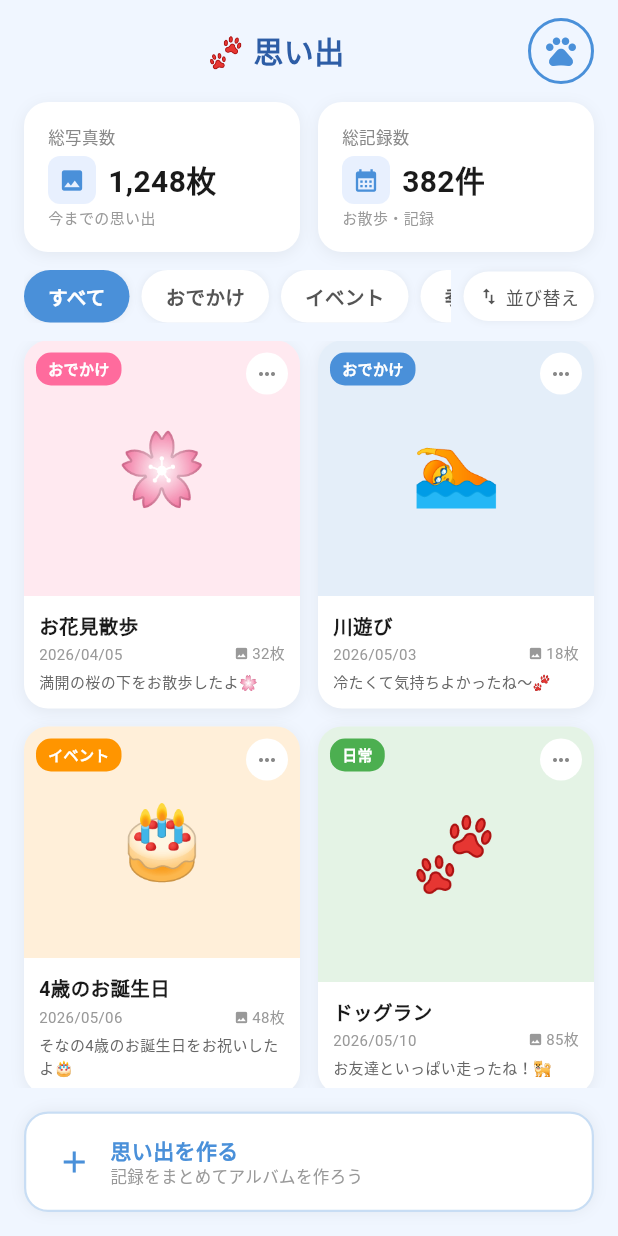
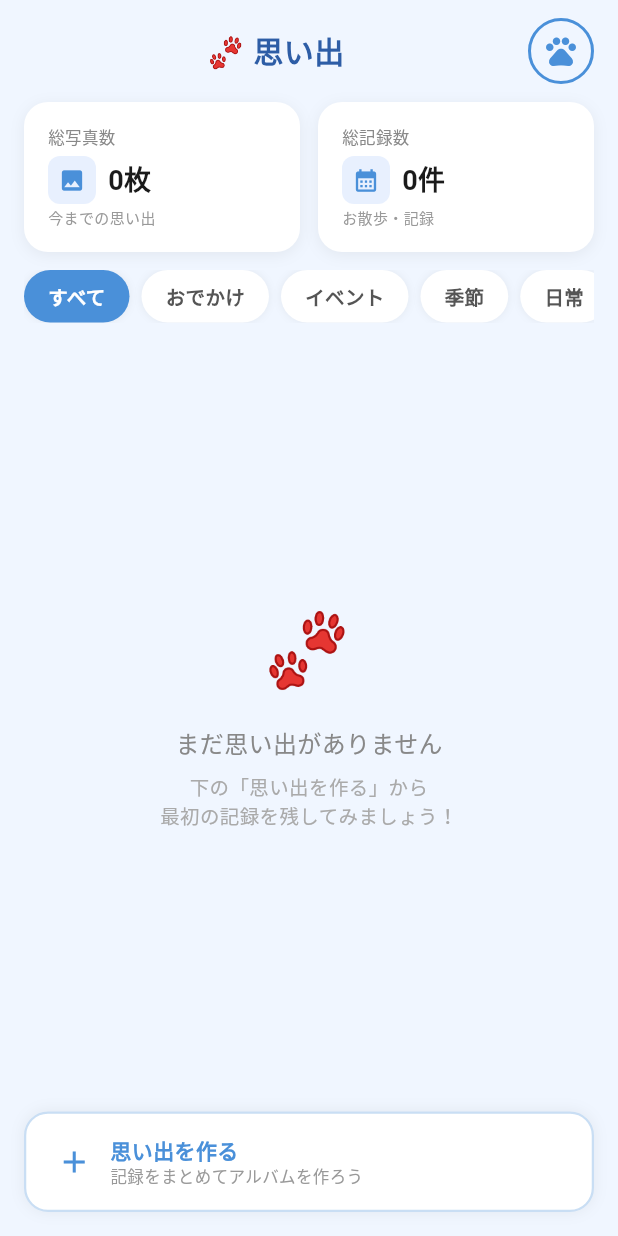
Before and after one commit to 7495630-tech/wannsona, a Flutter app: the MemoriesScreen screen opened directly, on a phone screen of 412 x 824 dp. Run offline on Flutter 3.47's test engine with Material 3 defaults, Android fonts, the phone set to English and light mode, and no system bars; our stand-ins replace flutter_map, geolocator, latlong2, shared_preferences; accounts and stored records are empty; project files that could hold a hidden picture were left out.

Commit message:
Add Memory CRUD Phase1 v75

```diff
--- a/wannsona_app/lib/main.dart
+++ b/wannsona_app/lib/main.dart
@@ -1,6 +1,8 @@
 import 'package:flutter/material.dart';
 import 'my_page_screen.dart';
 import 'memories_screen.dart';
+import 'memory_detail_screen.dart';
+import 'memory_create_screen.dart';
 import 'package:http/http.dart' as http;
 import 'walk_screen.dart';
 import 'package:flutter_localizations/flutter_localizations.dart';
--- a/wannsona_app/lib/memories_screen.dart
+++ b/wannsona_app/lib/memories_screen.dart
@@ -1,29 +1,113 @@
 import 'package:flutter/material.dart';
+import 'dart:convert';
+import 'package:shared_preferences/shared_preferences.dart';
+import 'memory_detail_screen.dart';
+import 'memory_create_screen.dart';
+
+class Memory {
+  final String id;
+  final String dogId;
+  final String title;
+  final String memo;
+  final String category;
+  final String memoryDate;
+  final String createdAt;
+  final String weatherIcon;
+  final String weatherName;
+  final double temperature;
+  final int walkMinutes;
+  final List<String> photos;
+
+  Memory({
+    required this.id,
+    required this.dogId,
+    required this.title,
+    required this.memo,
+    required this.category,
+    required this.memoryDate,
+    required this.createdAt,
+    this.weatherIcon = '',
+    this.weatherName = '',
+    this.temperature = 0,
+    this.walkMinutes = 0,
+    this.photos = const [],
+  });
+
+  Map<String, dynamic> toJson() => {
+    'id': id, 'dogId': dogId, 'title': title, 'memo': memo,
+    'category': category, 'memoryDate': memoryDate, 'createdAt': createdAt,
+    'weatherIcon': weatherIcon, 'weatherName': weatherName,
+    'temperature': temperature, 'walkMinutes': walkMinutes, 'photos': photos,
+  };
+
+  factory Memory.fromJson(Map<String, dynamic> j) => Memory(
+    id: j['id'] ?? '', dogId: j['dogId'] ?? '', title: j['title'] ?? '',
+    memo: j['memo'] ?? '', category: j['category'] ?? 'その他',
+    memoryDate: j['memoryDate'] ?? '', createdAt: j['createdAt'] ?? '',
+    weatherIcon: j['weatherIcon'] ?? '', weatherName: j['weatherName'] ?? '',
+    temperature: (j['temperature'] ?? 0).toDouble(),
+    walkMinutes: j['walkMinutes'] ?? 0,
+    photos: List<String>.from(j['photos'] ?? []),
+  );
+}
 
 class MemoriesScreen extends StatefulWidget {
   const MemoriesScreen({super.key});
-
   @override
   State<MemoriesScreen> createState() => _MemoriesScreenState();
 }
 
 class _MemoriesScreenState extends State<MemoriesScreen> {
   String _selectedCategory = 'すべて';
+  List<Memory> _memories = [];
+  final List<String> _categories = ['すべて', 'おでかけ', 'イベント', '季節', '日常', 'その他'];
 
-  final List<String> _categories = ['すべて', 'おでかけ', 'イベント', '季節', '日常'];
+  @override
+  void initState() {
+    super.initState();
+    _loadMemories();
+  }
 
-  final List<Map<String, dynamic>> _memories = [
-    {'title': 'お花見散歩', 'emoji': '🌸', 'date': '2026/04/05', 'photos': 32, 'memo': '満開の桜の下をお散歩したよ🌸', 'category': 'おでかけ', 'color': const Color(0xFFFF6B9D)},
-    {'title': '川遊び', 'emoji': '🏊', 'date': '2026/05/03', 'photos': 18, 'memo': '冷たくて気持ちよかったね〜🐾', 'category': 'おでかけ', 'color': const Color(0xFF4A90D9)},
-    {'title': '4歳のお誕生日', 'emoji': '🎂', 'date': '2026/05/06', 'photos': 48, 'memo': 'そなの4歳のお誕生日をお祝いしたよ🎂', 'category': 'イベント', 'color': const Color(0xFFFF9500)},
-    {'title': 'ドッグラン', 'emoji': '🐾', 'date': '2026/05/10', 'photos': 85, 'memo': 'お友達といっぱい走ったね！🐕', 'category': '日常', 'color': const Color(0xFF4CAF50)},
-    {'title': 'クリスマス', 'emoji': '🎄', 'date': '2025/12/24', 'photos': 26, 'memo': 'サンタさんが来てくれたよ🎅', 'category': 'イベント', 'color': const Color(0xFF9C27B0)},
-    {'title': '海辺の夕日散歩', 'emoji': '🌅', 'date': '2025/11/15', 'photos': 21, 'memo': '夕日がきれいだったね〜🌅', 'category': 'おでかけ', 'color': const Color(0xFFFF6B9D)},
-  ];
+  Future<void> _loadMemories() async {
+    final prefs = await SharedPreferences.getInstance();
+    final data = prefs.getString('memories') ?? '[]';
+    final list = jsonDecode(data) as List;
+    setState(() {
+      _memories = list.map((e) => Memory.fromJson(e)).toList()
+        ..sort((a, b) => b.memoryDate.compareTo(a.memoryDate));
+    });
+  }
 
-  List<Map<String, dynamic>> get _filtered => _selectedCategory == 'すべて'
+  Future<void> _deleteMemory(String id) async {
+    final prefs = await SharedPreferences.getInstance();
+    _memories.removeWhere((m) => m.id == id);
+    await prefs.setString('memories', jsonEncode(_memories.map((m) => m.toJson()).toList()));
+    setState(() {});
+  }
+
+  List<Memory> get _filtered => _selectedCategory == 'すべて'
       ? _memories
-      : _memories.where((m) => m['category'] == _selectedCategory).toList();
+      : _memories.where((m) => m.category == _selectedCategory).toList();
+
+  Color _categoryColor(String cat) {
+    switch (cat) {
+      case 'おでかけ': return const Color(0xFF4A90D9);
+      case 'イベント': return const Color(0xFFFF9500);
+      case '季節': return const Color(0xFF9C27B0);
+      case '日常': return const Color(0xFF4CAF50);
+      default: return const Color(0xFF888888);
+    }
+  }
+
+  String _categoryEmoji(String cat) {
+    switch (cat) {
+      case 'おでかけ': return '🚗';
+      case 'イベント': return '🎉';
+      case '季節': return '🌸';
+      case '日常': return '🐾';
+      default: return '📝';
+    }
+  }
 
   @override
   Widget build(BuildContext context) {
@@ -35,7 +119,7 @@ class _MemoriesScreenState extends State<MemoriesScreen> {
             _buildHeader(),
             _buildStats(),
             _buildCategories(),
-            Expanded(child: _buildGrid()),
+            Expanded(child: _filtered.isEmpty ? _buildEmpty() : _buildGrid()),
             _buildCreateButton(),
           ],
         ),
@@ -66,9 +150,9 @@ class _MemoriesScreenState extends State<MemoriesScreen> {
       padding: const EdgeInsets.symmetric(horizontal: 16),
       child: Row(
         children: [
-          Expanded(child: _buildStatCard(Icons.photo, '総写真数', '1,248枚', '今までの思い出')),
+          Expanded(child: _buildStatCard(Icons.photo, '総写真数', '${_memories.fold(0, (s, m) => s + m.photos.length)}枚', '今までの思い出')),
           const SizedBox(width: 12),
-          Expanded(child: _buildStatCard(Icons.calendar_month, '総記録数', '382件', 'お散歩・記録')),
+          Expanded(child: _buildStatCard(Icons.calendar_month, '総記録数', '${_memories.length}件', 'お散歩・記録')),
         ],
       ),
     );
@@ -80,7 +164,7 @@ class _MemoriesScreenState extends State<MemoriesScreen> {
       decoration: BoxDecoration(
         color: Colors.white,
         borderRadius: BorderRadius.circular(16),
-        boxShadow: [BoxShadow(color: Colors.black.withOpacity(0.06), blurRadius: 8, offset: const Offset(0, 2))],
+        boxShadow: [BoxShadow(color: Colors.black.withValues(alpha: 0.06), blurRadius: 8, offset: const Offset(0, 2))],
       ),
       child: Column(
         crossAxisAlignment: CrossAxisAlignment.start,
@@ -95,7 +179,7 @@ class _MemoriesScreenState extends State<MemoriesScreen> {
                 child: Icon(icon, color: const Color(0xFF4A90D9), size: 18),
               ),
               const SizedBox(width: 8),
-              Text(value, style: const TextStyle(fontSize: 20, fontWeight: FontWeight.bold, color: Color(0xFF1A1A1A))),
+              Text(value, style: const TextStyle(fontSize: 18, fontWeight: FontWeight.bold, color: Color(0xFF1A1A1A))),
             ],
           ),
           const SizedBox(height: 2),
@@ -108,9 +192,6 @@ class _MemoriesScreenState extends State<MemoriesScreen> {
   Widget _buildCategories() {
     return Padding(
       padding: const EdgeInsets.symmetric(horizontal: 16, vertical: 12),
-      child: Row(
-        children: [
-          Expanded(
       child: SingleChildScrollView(
         scrollDirection: Axis.horizontal,
         child: Row(
@@ -124,7 +205,7 @@ class _MemoriesScreenState extends State<MemoriesScreen> {
                 decoration: BoxDecoration(
                   color: selected ? const Color(0xFF4A90D9) : Colors.white,
                   borderRadius: BorderRadius.circular(20),
-                        boxShadow: [BoxShadow(color: Colors.black.withOpacity(0.06), blurRadius: 4)],
+                  boxShadow: [BoxShadow(color: Colors.black.withValues(alpha: 0.06), blurRadius: 4)],
                 ),
                 child: Text(cat, style: TextStyle(fontSize: 13, fontWeight: FontWeight.w600, color: selected ? Colors.white : const Color(0xFF555555))),
               ),
@@ -132,13 +213,21 @@ class _MemoriesScreenState extends State<MemoriesScreen> {
           }).toList(),
         ),
       ),
-          ),
-          const SizedBox(width: 8),
-          Container(
-            padding: const EdgeInsets.symmetric(horizontal: 10, vertical: 8),
-            decoration: BoxDecoration(color: Colors.white, borderRadius: BorderRadius.circular(20), boxShadow: [BoxShadow(color: Colors.black.withOpacity(0.06), blurRadius: 4)]),
-            child: const Row(children: [Icon(Icons.swap_vert, size: 14, color: Color(0xFF555555)), SizedBox(width: 4), Text('並び替え', style: TextStyle(fontSize: 12, color: Color(0xFF555555)))]),
-          ),
+    );
+  }
+
+  Widget _buildEmpty() {
+    return const Center(
+      child: Column(
+        mainAxisAlignment: MainAxisAlignment.center,
+        children: [
+          Text('🐾', style: TextStyle(fontSize: 48)),
+          SizedBox(height: 16),
+          Text('まだ思い出がありません', style: TextStyle(fontSize: 16, color: Color(0xFF888888))),
+          SizedBox(height: 8),
+          Text('下の「思い出を作る」から\n最初の記録を残してみましょう！',
+            textAlign: TextAlign.center,
+            style: TextStyle(fontSize: 13, color: Color(0xFFAAAAAA))),
         ],
       ),
     );
@@ -149,19 +238,28 @@ class _MemoriesScreenState extends State<MemoriesScreen> {
     return GridView.builder(
       padding: const EdgeInsets.symmetric(horizontal: 16),
       gridDelegate: const SliverGridDelegateWithFixedCrossAxisCount(
-        crossAxisCount: 2, crossAxisSpacing: 12, mainAxisSpacing: 12, childAspectRatio: 0.75,
+        crossAxisCount: 2, crossAxisSpacing: 12, mainAxisSpacing: 12, childAspectRatio: 0.78,
       ),
       itemCount: items.length,
       itemBuilder: (context, i) => _buildCard(items[i]),
     );
   }
 
-  Widget _buildCard(Map<String, dynamic> memory) {
-    return Container(
+  Widget _buildCard(Memory memory) {
+    final color = _categoryColor(memory.category);
+    final emoji = _categoryEmoji(memory.category);
+    return GestureDetector(
+      onTap: () async {
+        await Navigator.push(context, MaterialPageRoute(
+          builder: (_) => MemoryDetailScreen(memory: memory, onDelete: _deleteMemory, onUpdate: _loadMemories),
+        ));
+        _loadMemories();
+      },
+      child: Container(
         decoration: BoxDecoration(
           color: Colors.white,
           borderRadius: BorderRadius.circular(16),
-        boxShadow: [BoxShadow(color: Colors.black.withOpacity(0.06), blurRadius: 8, offset: const Offset(0, 2))],
+          boxShadow: [BoxShadow(color: Colors.black.withValues(alpha: 0.06), blurRadius: 8, offset: const Offset(0, 2))],
         ),
         child: Column(
           crossAxisAlignment: CrossAxisAlignment.start,
@@ -172,25 +270,28 @@ class _MemoriesScreenState extends State<MemoriesScreen> {
                   Container(
                     width: double.infinity,
                     decoration: BoxDecoration(
-                    color: (memory['color'] as Color).withOpacity(0.15),
+                      color: color.withValues(alpha: 0.15),
                       borderRadius: const BorderRadius.vertical(top: Radius.circular(16)),
                     ),
-                  child: Center(child: Text(memory['emoji'], style: const TextStyle(fontSize: 48))),
+                    child: Center(child: Text(emoji, style: const TextStyle(fontSize: 48))),
                   ),
                   Positioned(
                     top: 8, left: 8,
                     child: Container(
                       padding: const EdgeInsets.symmetric(horizontal: 8, vertical: 4),
-                    decoration: BoxDecoration(color: memory['color'], borderRadius: BorderRadius.circular(10)),
-                    child: Text(memory['category'], style: const TextStyle(fontSize: 10, color: Colors.white, fontWeight: FontWeight.bold)),
+                      decoration: BoxDecoration(color: color, borderRadius: BorderRadius.circular(10)),
+                      child: Text(memory.category, style: const TextStyle(fontSize: 10, color: Colors.white, fontWeight: FontWeight.bold)),
                     ),
                   ),
                   Positioned(
                     top: 8, right: 8,
+                    child: GestureDetector(
+                      onTap: () => _showOptions(memory),
                       child: Container(
                         width: 28, height: 28,
                         decoration: const BoxDecoration(shape: BoxShape.circle, color: Colors.white),
                         child: const Icon(Icons.more_horiz, size: 16, color: Color(0xFF888888)),
+                      ),
                     ),
                   ),
                 ],
@@ -201,21 +302,74 @@ class _MemoriesScreenState extends State<MemoriesScreen> {
               child: Column(
                 crossAxisAlignment: CrossAxisAlignment.start,
                 children: [
-                Text(memory['title'], style: const TextStyle(fontSize: 13, fontWeight: FontWeight.bold, color: Color(0xFF1A1A1A)), maxLines: 1, overflow: TextOverflow.ellipsis),
+                  Text(memory.title, style: const TextStyle(fontSize: 13, fontWeight: FontWeight.bold, color: Color(0xFF1A1A1A)), maxLines: 1, overflow: TextOverflow.ellipsis),
                   const SizedBox(height: 2),
                   Row(
                     children: [
-                    Text(memory['date'], style: const TextStyle(fontSize: 10, color: Color(0xFF999999))),
+                      Text(memory.memoryDate, style: const TextStyle(fontSize: 10, color: Color(0xFF999999))),
+                      if (memory.walkMinutes > 0) ...[
                         const Spacer(),
-                    const Icon(Icons.photo, size: 10, color: Color(0xFF999999)),
-                    const SizedBox(width: 2),
-                    Text('${memory['photos']}枚', style: const TextStyle(fontSize: 10, color: Color(0xFF999999))),
+                        Text('${memory.walkMinutes}分', style: const TextStyle(fontSize: 10, color: Color(0xFF999999))),
+                      ],
                     ],
                   ),
+                  if (memory.memo.isNotEmpty) ...[
                     const SizedBox(height: 4),
-                Text(memory['memo'], style: const TextStyle(fontSize: 10, color: Color(0xFF666666)), maxLines: 2, overflow: TextOverflow.ellipsis),
+                    Text(memory.memo, style: const TextStyle(fontSize: 10, color: Color(0xFF666666)), maxLines: 2, overflow: TextOverflow.ellipsis),
+                  ],
                 ],
               ),
+            ),
+          ],
+        ),
+      ),
+    );
+  }
+
+  void _showOptions(Memory memory) {
+    showModalBottomSheet(
+      context: context,
+      shape: const RoundedRectangleBorder(borderRadius: BorderRadius.vertical(top: Radius.circular(20))),
+      builder: (_) => SafeArea(
+        child: Column(
+          mainAxisSize: MainAxisSize.min,
+          children: [
+            ListTile(
+              leading: const Icon(Icons.edit, color: Color(0xFF4A90D9)),
+              title: const Text('編集'),
+              onTap: () async {
+                Navigator.pop(context);
+                await Navigator.push(context, MaterialPageRoute(
+                  builder: (_) => MemoryCreateScreen(existing: memory),
+                ));
+                _loadMemories();
+              },
+            ),
+            ListTile(
+              leading: const Icon(Icons.delete, color: Colors.red),
+              title: const Text('削除', style: TextStyle(color: Colors.red)),
+              onTap: () {
+                Navigator.pop(context);
+                _confirmDelete(memory);
+              },
+            ),
+          ],
+        ),
+      ),
+    );
+  }
+
+  void _confirmDelete(Memory memory) {
+    showDialog(
+      context: context,
+      builder: (_) => AlertDialog(
+        title: const Text('削除しますか？'),
+        content: Text('「${memory.title}」を削除します。この操作は取り消せません。'),
+        actions: [
+          TextButton(onPressed: () => Navigator.pop(context), child: const Text('キャンセル')),
+          TextButton(
+            onPressed: () { Navigator.pop(context); _deleteMemory(memory.id); },
+            child: const Text('削除', style: TextStyle(color: Colors.red)),
           ),
         ],
       ),
@@ -223,14 +377,19 @@ class _MemoriesScreenState extends State<MemoriesScreen> {
   }
 
   Widget _buildCreateButton() {
-    return Container(
+    return GestureDetector(
+      onTap: () async {
+        await Navigator.push(context, MaterialPageRoute(builder: (_) => const MemoryCreateScreen()));
+        _loadMemories();
+      },
+      child: Container(
         margin: const EdgeInsets.all(16),
         padding: const EdgeInsets.symmetric(horizontal: 20, vertical: 14),
         decoration: BoxDecoration(
           color: Colors.white,
           borderRadius: BorderRadius.circular(16),
-        border: Border.all(color: const Color(0xFF4A90D9).withOpacity(0.3), width: 1.5),
-        boxShadow: [BoxShadow(color: Colors.black.withOpacity(0.06), blurRadius: 8)],
+          border: Border.all(color: const Color(0xFF4A90D9).withValues(alpha: 0.3), width: 1.5),
+          boxShadow: [BoxShadow(color: Colors.black.withValues(alpha: 0.06), blurRadius: 8)],
         ),
         child: const Row(
           children: [
@@ -245,6 +404,7 @@ class _MemoriesScreenState extends State<MemoriesScreen> {
             ),
           ],
         ),
+      ),
     );
   }
 }
```
Also changed, not shown: wannsona_app/lib/memory_create_screen.dart (added, +205 -0 lines), wannsona_app/lib/memory_detail_screen.dart (added, +246 -0 lines). Lines whose indentation alone changed are shown as unchanged.
